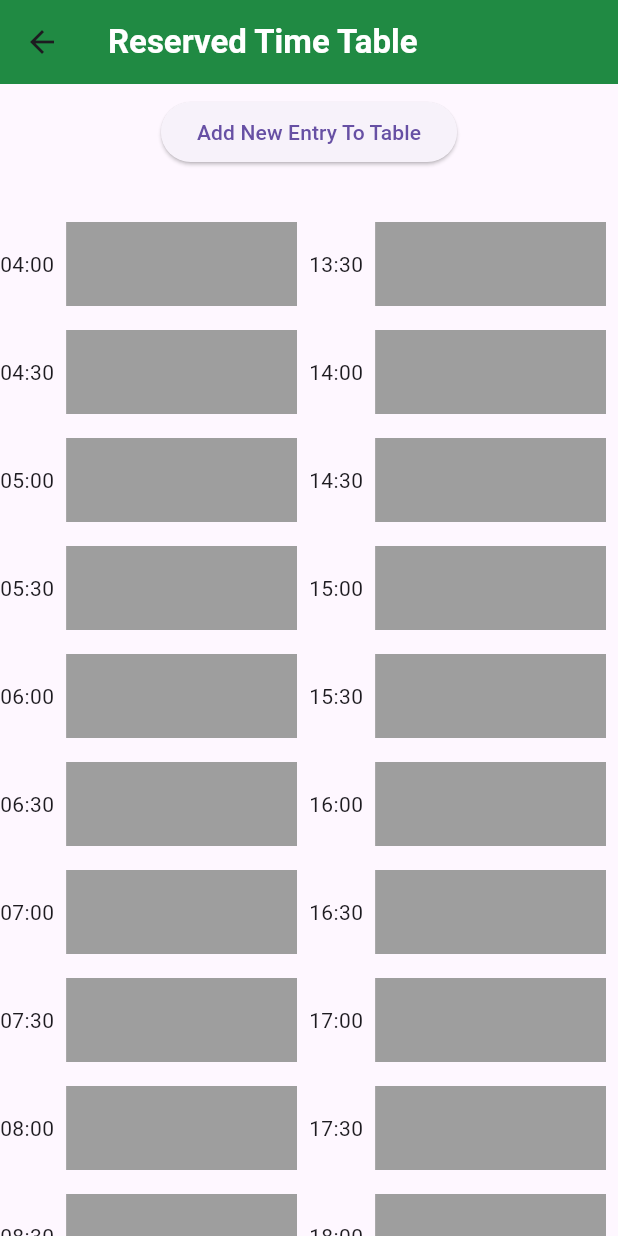
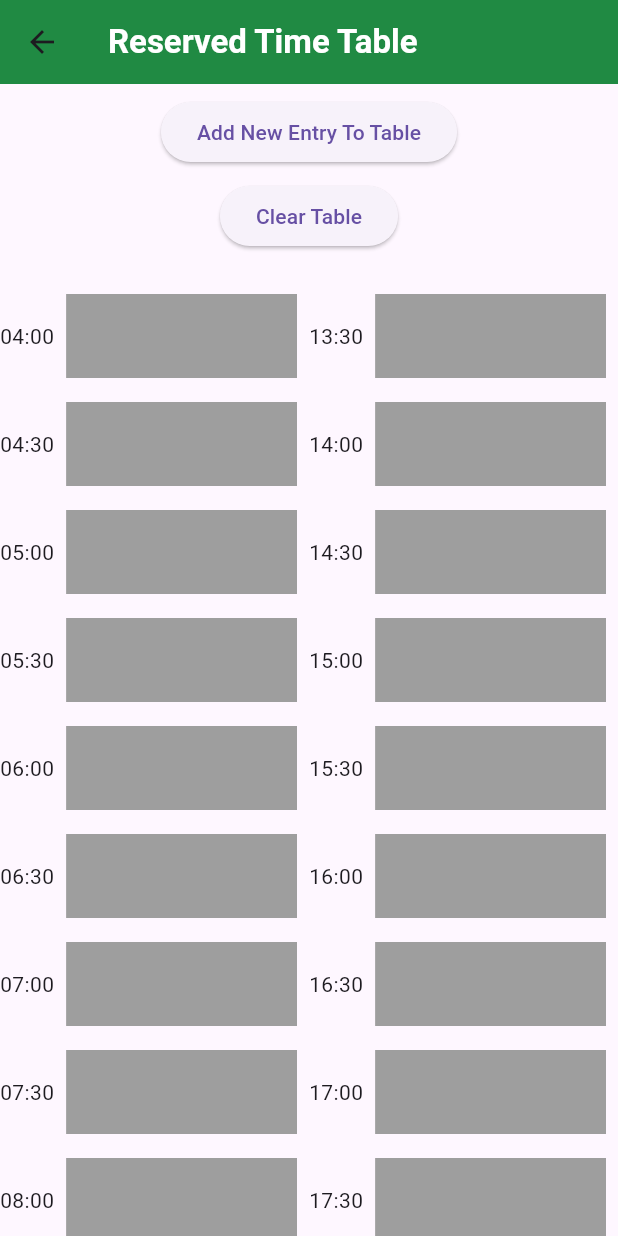
Before and after one commit to rudill/Mobile-app-for-Dambulla-Economic-Center, a Flutter app: the ReservedTimeSlots screen opened directly, on a phone screen of 412 x 824 dp. Run offline on Flutter 3.47's test engine with Material 3 defaults, Android fonts, the phone set to English and light mode, and no system bars; our stand-ins replace hive_ce; accounts and stored records are empty.

Commit message:
add clear table method for reserved table

```diff
--- a/lib/Hive/HiveBase.dart
+++ b/lib/Hive/HiveBase.dart
@@ -2,116 +2,62 @@ import 'package:flutter/material.dart';
 import 'package:hive_ce/hive.dart';
 
 class HiveArchive {
-  final int index1 = 1;
-  final String myName1 = 'Danu';
-
-  final int index2 = 2;
-  final String myName2 = 'Dilo';
-
-  final int index3 = 4;
-  final String myName3 = 'Faruza';
-
-  final int index4 = 6;
-  final String myName4 = 'Ravi';
-
-  final int index5 = 8;
-  final String myName5 = 'Nilu';
-
-  final int index6 = 10;
-  final String myName6 = 'Sami';
-
-  final int index7 = 11;
-  final String myName7 = 'Tasha';
-
-  final int index8 = 12;
-  final String myName8 = 'Lahiru';
-
-  final int index9 = 13;
-  final String myName9 = 'Kavi';
-
-  final int index10 = 14;
-  final String myName10 = 'Mira';
-
-  final int index11 = 15;
-  final String myName11 = 'Jude';
-
-  final int index12 = 16;
-  final String myName12 = 'Anu';
-
-  final int index13 = 18;
-  final String myName13 = 'Rehan';
-
-  final int index14 = 20;
-  final String myName14 = 'Isha';
-
-  final int index15 = 21;
-  final String myName15 = 'Zane';
-
-  final int index16 = 22;
-  final String myName16 = 'Nora';
-
-  final int index17 = 24;
-  final String myName17 = 'Chathu';
-
-  final int index18 = 26;
-  final String myName18 = 'Pasan';
-
-  final int index19 = 28;
-  final String myName19 = 'Amira';
-
-  final int index20 = 30;
-  final String myName20 = 'Dev';
-
   final box = Hive.box('myBox');
 
-  addToHiveBox() {
-    box.putAll({
-      'index1': index1,
-      'myName1': myName1,
-      'index2': index2,
-      'myName2': myName2,
-      'index3': index3,
-      'myName3': myName3,
-      'index4': index4,
-      'myName4': myName4,
-      'index5': index5,
-      'myName5': myName5,
-      'index6': index6,
-      'myName6': myName6,
-      'index7': index7,
-      'myName7': myName7,
-      'index8': index8,
-      'myName8': myName8,
-      'index9': index9,
-      'myName9': myName9,
-      'index10': index10,
-      'myName10': myName10,
-      'index11': index11,
-      'myName11': myName11,
-      'index12': index12,
-      'myName12': myName12,
-      'index13': index13,
-      'myName13': myName13,
-      'index14': index14,
-      'myName14': myName14,
-      'index15': index15,
-      'myName15': myName15,
-      'index16': index16,
-      'myName16': myName16,
-      'index17': index17,
-      'myName17': myName17,
-      'index18': index18,
-      'myName18': myName18,
-      'index19': index19,
-      'myName19': myName19,
-      'index20': index20,
-      'myName20': myName20,
-    });
-  }
+  // addToHiveBox() {
+  //   box.putAll({
+  //     'index1': index1,
+  //     'myName1': myName1,
+  //     'index2': index2,
+  //     'myName2': myName2,
+  //     'index3': index3,
+  //     'myName3': myName3,
+  //     'index4': index4,
+  //     'myName4': myName4,
+  //     'index5': index5,
+  //     'myName5': myName5,
+  //     'index6': index6,
+  //     'myName6': myName6,
+  //     'index7': index7,
+  //     'myName7': myName7,
+  //     'index8': index8,
+  //     'myName8': myName8,
+  //     'index9': index9,
+  //     'myName9': myName9,
+  //     'index10': index10,
+  //     'myName10': myName10,
+  //     'index11': index11,
+  //     'myName11': myName11,
+  //     'index12': index12,
+  //     'myName12': myName12,
+  //     'index13': index13,
+  //     'myName13': myName13,
+  //     'index14': index14,
+  //     'myName14': myName14,
+  //     'index15': index15,
+  //     'myName15': myName15,
+  //     'index16': index16,
+  //     'myName16': myName16,
+  //     'index17': index17,
+  //     'myName17': myName17,
+  //     'index18': index18,
+  //     'myName18': myName18,
+  //     'index19': index19,
+  //     'myName19': myName19,
+  //     'index20': index20,
+  //     'myName20': myName20,
+  //   });
+  // }
 
   addToHiveBoxFromForm(int index, String name) {
     box.put('index$index', index);
     box.put('myName$index', name);
+  }
+
+
+
+  clearHiveBox() {
+    box.clear();
   }
 
   List<Map<String, dynamic>> getReservedNameAndIndex(int listIndex) {
--- a/lib/Pages/ReservedTimeTable.dart
+++ b/lib/Pages/ReservedTimeTable.dart
@@ -23,13 +23,12 @@ class _ReservedTimeSlotsState extends State<ReservedTimeSlots> {
     return DateFormat('HH:mm').format(time);
   }
 
-  Future <void> _refreshTable () async {
+  Future<void> _refreshTable() async {
     await Future.delayed(Duration(seconds: 2));
 
     setState(() {
       HiveArchive();
     });
-
   }
 
   @override
@@ -67,7 +66,13 @@ class _ReservedTimeSlotsState extends State<ReservedTimeSlots> {
             child: Text('Add New Entry To Table'),
           ),
         ),
-            SizedBox(height: 20,),
+
+        ElevatedButton(
+          onPressed: HiveArchive().clearHiveBox,
+          child: Text('Clear Table'),
+        ),
+
+        SizedBox(height: 20),
         Expanded(
           child: Row(
             mainAxisSize: MainAxisSize.min,
@@ -85,9 +90,7 @@ class _ReservedTimeSlotsState extends State<ReservedTimeSlots> {
                           child: Padding(
                             padding: EdgeInsets.all(8.0),
                             child: ListTile(
-                                  tileColor: HiveArchive().addColorToCells(
-                                    index,
-                                  ),
+                              tileColor: HiveArchive().addColorToCells(index),
                               title: Text(HiveArchive().returnName(index)),
                             ),
                           ),
@@ -111,14 +114,12 @@ class _ReservedTimeSlotsState extends State<ReservedTimeSlots> {
                           child: Padding(
                             padding: EdgeInsets.all(8.0),
                             child: ListTile(
-
                               tileColor: HiveArchive().addColorToCells(
                                 actualIndex,
                               ),
                               title: Text(
                                 HiveArchive().returnName(actualIndex),
                               ),
-
                             ),
                           ),
                         ),
--- a/lib/main.dart
+++ b/lib/main.dart
@@ -25,3 +25,5 @@ class Home extends StatelessWidget {
     );
   }
 }
+
+//keytool -list -v -keystore "C:\Users\Ruvinda Dilshan\.android\debug.keystore" -alias androiddebugkey -storepass android -keypass android
```
Lines whose indentation alone changed are shown as unchanged.
